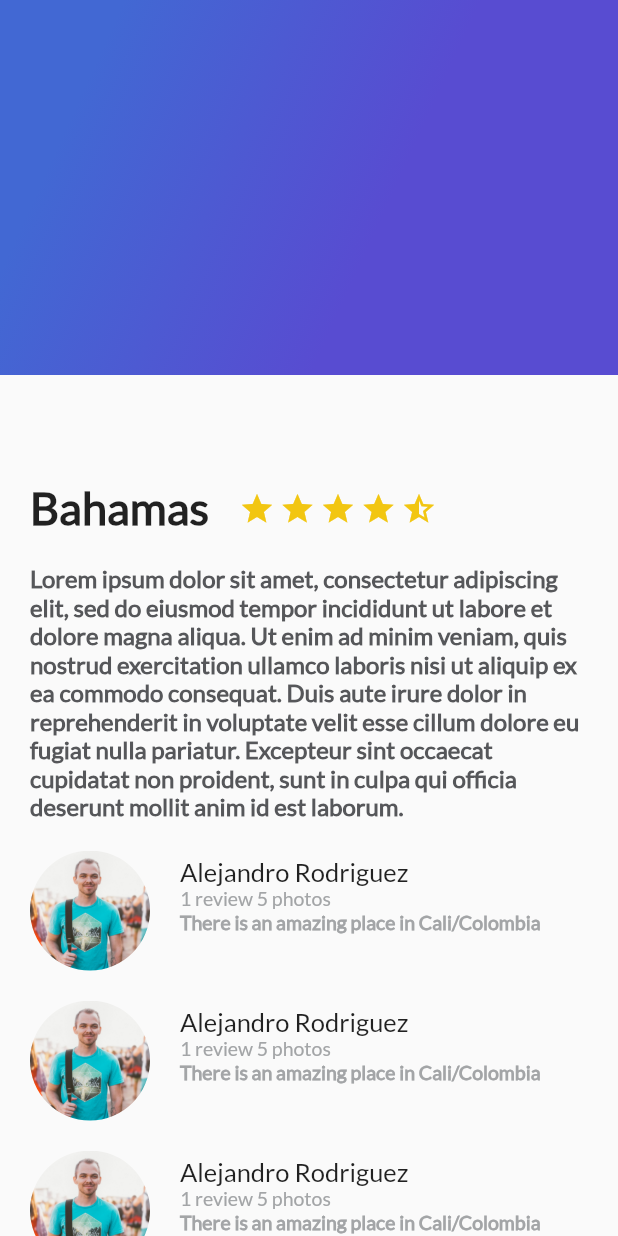
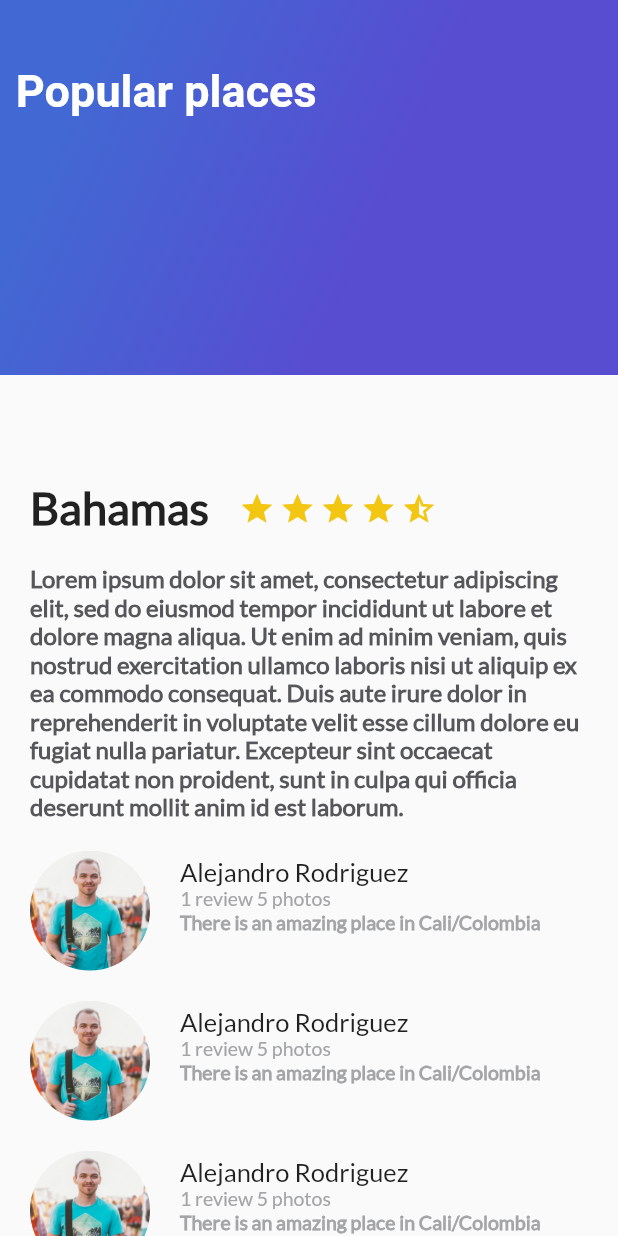
Before and after one commit to a-rodriguez296/platzi_trips_app, a Flutter app: the screen it shows after launch, on a phone screen of 412 x 824 dp. Run offline on Flutter 3.47's test engine with Material 2 defaults, Android fonts, the phone set to English and light mode, and no system bars.

```diff
--- a/lib/gradient_back.dart
+++ b/lib/gradient_back.dart
@@ -1,9 +1,21 @@
 import 'package:flutter/material.dart';
 
 class GradientBack extends StatelessWidget {
+  String title = "Popular";
+
+  GradientBack(this.title);
+
   @override
   Widget build(BuildContext context) {
     return Container(
+      child: Text(
+        title,
+        style: TextStyle(
+            color: Colors.white,
+            fontSize: 30.0,
+            fontWeight: FontWeight.bold),
+      ),
+      alignment: Alignment(-0.9, -0.6),
       height: 250,
       decoration: const BoxDecoration(
           gradient: LinearGradient(
--- a/lib/main.dart
+++ b/lib/main.dart
@@ -36,7 +36,7 @@ class MyApp extends StatelessWidget {
                     "Lorem ipsum dolor sit amet, consectetur adipiscing elit, sed do eiusmod tempor incididunt ut labore et dolore magna aliqua. Ut enim ad minim veniam, quis nostrud exercitation ullamco laboris nisi ut aliquip ex ea commodo consequat. Duis aute irure dolor in reprehenderit in voluptate velit esse cillum dolore eu fugiat nulla pariatur. Excepteur sint occaecat cupidatat non proident, sunt in culpa qui officia deserunt mollit anim id est laborum."),
                 ReviewList()
               ]),
-              GradientBack()
+              GradientBack("Popular places")
 
             ],
           ), //DescriptionPlace("Bahamas", 5, "Lorem ipsum dolor sit amet, consectetur adipiscing elit, sed do eiusmod tempor incididunt ut labore et dolore magna aliqua. Ut enim ad minim veniam, quis nostrud exercitation ullamco laboris nisi ut aliquip ex ea commodo consequat. Duis aute irure dolor in reprehenderit in voluptate velit esse cillum dolore eu fugiat nulla pariatur. Excepteur sint occaecat cupidatat non proident, sunt in culpa qui officia deserunt mollit anim id est laborum."),
--- a/pubspec.yaml
+++ b/pubspec.yaml
@@ -90,6 +90,12 @@ flutter:
 
   assets:
     - assets/img/people.jpg
+    - assets/img/beach.jpg
+    - assets/img/beach_palm.jpg
+    - assets/img/mountain_stars.jpg
+    - assets/img/river.jpg
+    - assets/img/sunset.jpg
+    -
 
   fonts:
     - family: Lato
```
Also changed, not shown: assets/img/beach.jpeg (added), assets/img/beach_palm.jpeg (added), assets/img/mountain_stars.jpeg (added), assets/img/river.jpeg (added), assets/img/sunset.jpeg (added).
